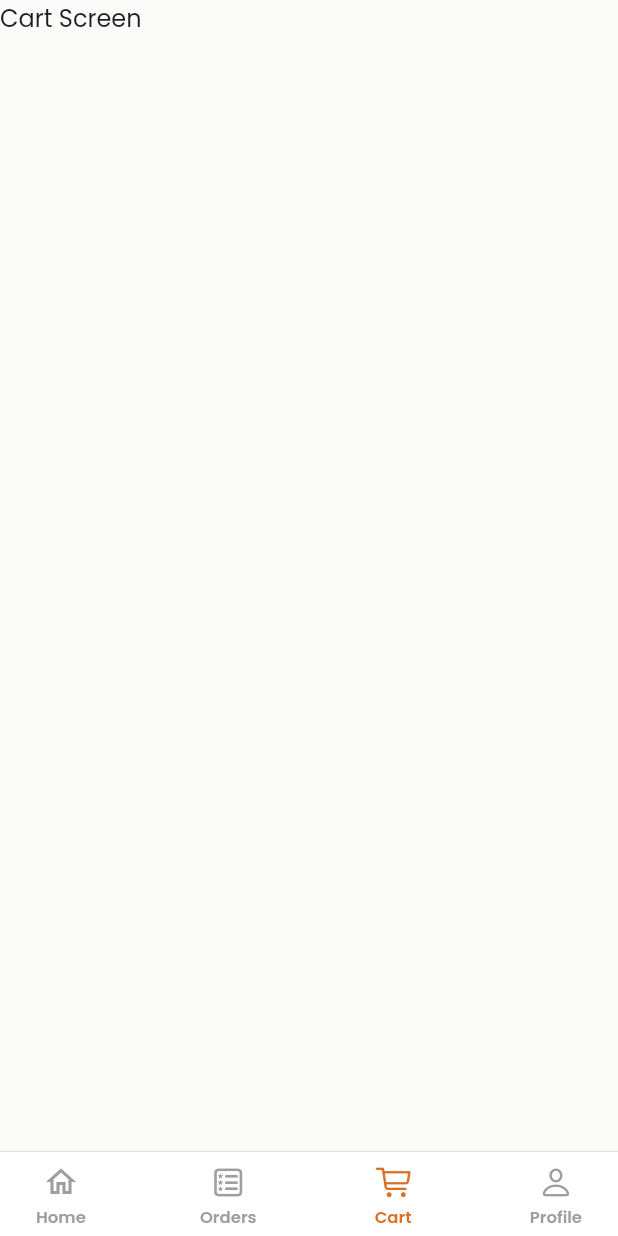
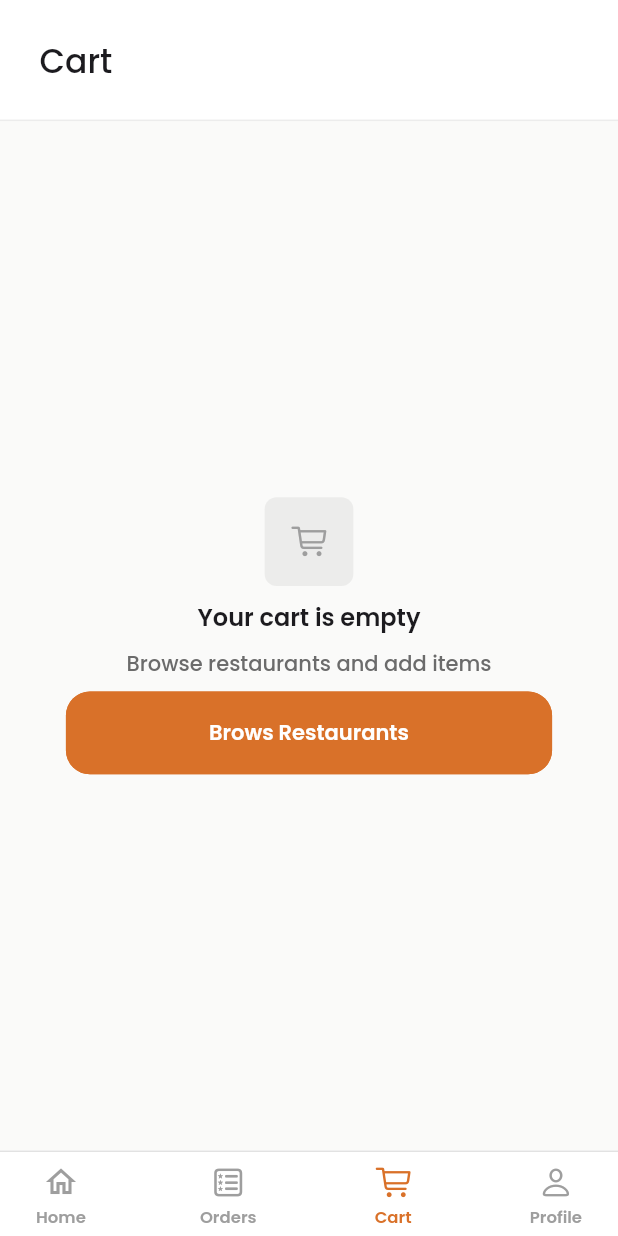
Before and after one commit to giselleShyp/resto_chain_app, a Flutter app: the screen it shows once a user with an empty profile is signed in, item 3 of the bottom bar chosen, on a phone screen of 412 x 824 dp. Run offline on Flutter 3.47's test engine with Material 3 defaults, Android fonts, the phone set to English and light mode, and no system bars; our stand-ins replace cached_network_image, cloud_firestore, firebase_auth, firebase_core, flutter_svg, get and 1 more; accounts and stored records are empty.

Commit message:
"Update main layout"

```diff
--- a/lib/core/layouts/main/main_layout.dart
+++ b/lib/core/layouts/main/main_layout.dart
@@ -1,23 +1,44 @@
 import 'package:flutter/material.dart';
 import 'package:resto_chain_app/core/styles/spaces/app_spacing.dart';
+import 'package:resto_chain_app/core/widgets/divider/app_divider.dart';
 
 class MainLayout extends StatelessWidget {
   const MainLayout({
     super.key,
+    required this.header,
     required this.body,
     this.leading,
   });
 
   final Widget? leading;
+  final Widget header;
   final Widget body;
 
   @override
   Widget build(BuildContext context) {
-    return Padding(
-      padding: AppSpacing.md.all,
-      child: SafeArea(
-        child: Scaffold(
-          body: body,
+    return SafeArea(
+      child: Scaffold(
+        body: Column(
+          children: [
+            Container(
+              color: Colors.white,
+              width: double.infinity,
+              child: Padding(
+                padding: EdgeInsets.symmetric(
+                  horizontal: AppSpacing.lg,
+                  vertical: AppSpacing.lg,
+                ),
+                child: Column(
+                  crossAxisAlignment: CrossAxisAlignment.start,
+                  children: [
+                    header,
+                  ],
+                ),
+              ),
+            ),
+            AppDivider(),
+            body,
+          ],
         ),
       ),
     );
--- a/lib/features/cart/views/cart_screen.dart
+++ b/lib/features/cart/views/cart_screen.dart
@@ -1,18 +1,21 @@
 import 'package:flutter/material.dart';
+import 'package:resto_chain_app/core/layouts/main/main_layout.dart';
 import 'package:resto_chain_app/core/widgets/text/app_text.dart';
+import 'package:resto_chain_app/features/cart/views/state_view/cart_screen_empty.dart';
 
 class CartScreen extends StatelessWidget {
   const CartScreen({super.key});
 
   @override
   Widget build(BuildContext context) {
-    return Scaffold(
-      body: Column(
-        children: [
-          AppText(
-            'Cart Screen',
-          )
-        ],
+    return MainLayout(
+      header: AppText(
+        'Cart',
+        contentStyle: ContentStyle.titleLarge,
+        fontWeight: FontWeight.w500,
+      ),
+      body: Expanded(
+        child: CartScreenEmpty(),
       ),
     );
   }
--- /dev/null
+++ b/lib/features/cart/views/state_view/cart_screen_empty.dart
@@ -0,0 +1,59 @@
+import 'package:flutter/cupertino.dart';
+import 'package:flutter/material.dart';
+import 'package:get/get.dart';
+import 'package:get/get_core/src/get_main.dart';
+import 'package:resto_chain_app/core/controllers/bottom_nav_controller.dart';
+import 'package:resto_chain_app/core/styles/radius/app_radius.dart';
+import 'package:resto_chain_app/core/styles/spaces/app_spacing.dart';
+import 'package:resto_chain_app/core/styles/theme/app_colors.dart';
+import 'package:resto_chain_app/core/widgets/buttons/app_button.dart';
+import 'package:resto_chain_app/core/widgets/text/app_text.dart';
+
+class CartScreenEmpty extends StatelessWidget {
+  const CartScreenEmpty({super.key});
+
+  @override
+  Widget build(BuildContext context) {
+    return Column(
+      mainAxisAlignment: MainAxisAlignment.center,
+      spacing: AppSpacing.sm,
+      children: [
+        Container(
+          padding: EdgeInsets.symmetric(
+            horizontal: AppSpacing.md,
+            vertical: AppSpacing.md,
+          ),
+          decoration: BoxDecoration(
+            color: Colors.grey.withValues(alpha: 0.15),
+            borderRadius: BorderRadius.circular(AppRadius.s),
+          ),
+          child: Icon(
+            CupertinoIcons.cart,
+            color: Colors.grey,
+          ),
+        ),
+        AppText(
+          "Your cart is empty",
+          contentStyle: ContentStyle.titleMedium,
+          fontWeight: FontWeight.w600,
+        ),
+        AppText(
+          "Browse restaurants and add items",
+          contentStyle: ContentStyle.titleSmall,
+          contentColor: AppColors.textSecondary,
+        ),
+        Padding(
+          padding: EdgeInsets.symmetric(horizontal: AppSpacing.xxl),
+          child: AppButton(
+            variation: ButtonVariation.primary,
+            label: "Brows Restaurants",
+            onPressed: () {
+              final mm = Get.find<BottomNavController>();
+              mm.changeIndex(0);
+            },
+          ),
+        ),
+      ],
+    );
+  }
+}
```
Also changed, not shown: lib/features/orders/views/orders_screen.dart (+8 -6 lines), lib/features/restaurants/views/restaurants_screen.dart (+17 -18 lines).
